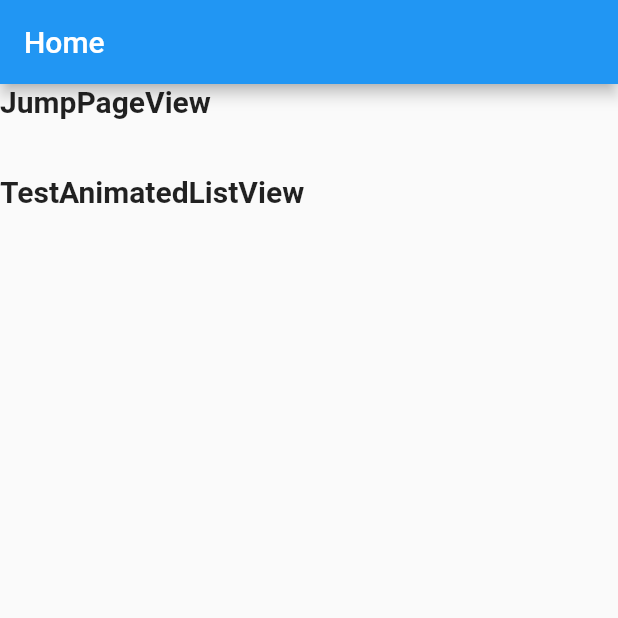
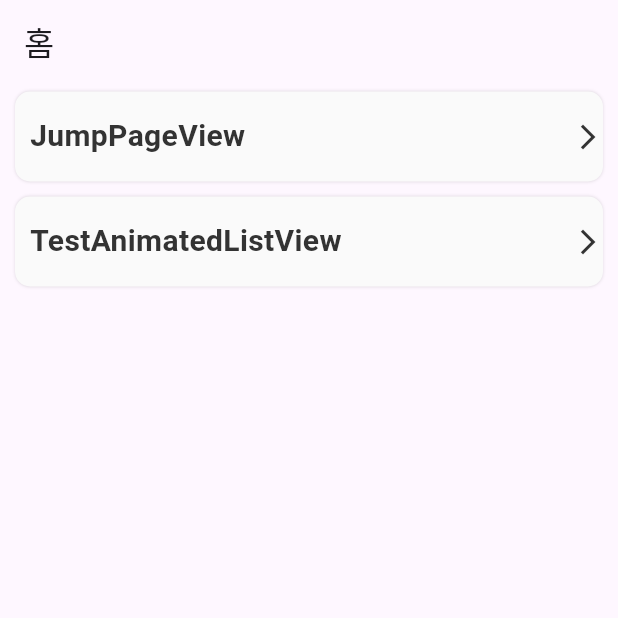
Before and after one commit to Leonamin/shrew_kit, a Flutter app: the screen it shows after launch, on a phone screen of 412 x 824 dp, the top half of it. Run offline on Flutter 3.47's test engine with Material 2 defaults, Android fonts, the phone set to English and light mode, and no system bars; our stand-ins replace go_router.

Commit message:
# ADD - 라우터 설정

```diff
--- /dev/null
+++ b/lib/common/config/router.dart
@@ -0,0 +1,24 @@
+import 'package:go_router/go_router.dart';
+import 'package:shrew_kit/common/config/routes.dart';
+import 'package:shrew_kit/test_animdated_list_view.dart';
+import 'package:shrew_kit/view/home/home_view.dart';
+import 'package:shrew_kit/view/jump_page_view.dart';
+
+final router = GoRouter(
+  initialLocation: ViewRoutes.homePath,
+  routes: [
+    GoRoute(
+      path: ViewRoutes.homePath,
+      builder: (context, state) => const HomeView(),
+      routes: [
+        GoRoute(
+            path: ViewRoutes.jumpPageViewPath,
+            builder: (context, state) => const JumpPageView()),
+        GoRoute(
+            path: ViewRoutes.testAnimatedListViewPath,
+            builder: (context, state) => const TestAnimatedListView()),
+      ],
+    ),
+  ],
+  debugLogDiagnostics: true,
+);
--- /dev/null
+++ b/lib/common/config/routes.dart
@@ -0,0 +1,8 @@
+class ViewRoutes {
+  static const String homePath = '/';
+  static const String jumpPageViewRoute = '/jump_page_view';
+  static const String testAnimatedListViewRoute = '/test_animated_list_view';
+
+  static const String jumpPageViewPath = 'jump_page_view';
+  static const String testAnimatedListViewPath = 'test_animated_list_view';
+}
--- a/lib/main.dart
+++ b/lib/main.dart
@@ -1,6 +1,5 @@
 import 'package:flutter/material.dart';
-import 'package:shrew_kit/test_animdated_list_view.dart';
-import 'package:shrew_kit/view/jump_page_view.dart';
+import 'package:shrew_kit/common/config/router.dart';
 
 void main() => runApp(const MyApp());
 
@@ -9,63 +8,13 @@ class MyApp extends StatelessWidget {
 
   @override
   Widget build(BuildContext context) {
-    return MaterialApp(
-      title: 'Flutter Demo',
+    return MaterialApp.router(
+      title: '#ShrewKit',
       theme: ThemeData(
-        primarySwatch: Colors.blue,
+        useMaterial3: true,
+        brightness: Brightness.light,
       ),
-      home: const HomeView(),
+      routerConfig: router,
     );
   }
 }
-
-class HomeView extends StatelessWidget {
-  const HomeView({super.key});
-
-  @override
-  Widget build(BuildContext context) {
-    return Scaffold(
-      appBar: AppBar(
-        title: const Text('Home'),
-      ),
-      body: SingleChildScrollView(
-        child: Column(
-          children: [
-            _buildTile(
-                context: context, text: 'JumpPageView', child: JumpPageView()),
-            _buildTile(
-                context: context,
-                text: 'TestAnimatedListView',
-                child: TestAnimatedListView()),
-          ],
-        ),
-      ),
-    );
-  }
-
-  Widget _buildTile({
-    required BuildContext context,
-    Color? color,
-    required String text,
-    required Widget child,
-  }) {
-    return Container(
-      constraints: const BoxConstraints(
-        minHeight: 60,
-        minWidth: double.infinity,
-      ),
-      color: color ?? const Color(0xFFFAFAFA),
-      child: ClipRRect(
-        borderRadius: BorderRadius.circular(8.0),
-        child: InkWell(
-          onTap: () =>
-              Navigator.push(context, MaterialPageRoute(builder: (_) => child)),
-          child: Text(
-            text,
-            style: const TextStyle(fontSize: 20, fontWeight: FontWeight.bold),
-          ),
-        ),
-      ),
-    );
-  }
-}
--- /dev/null
+++ b/lib/view/home/home_view.dart
@@ -0,0 +1,96 @@
+import 'package:flutter/material.dart';
+import 'package:go_router/go_router.dart';
+import 'package:shrew_kit/common/config/routes.dart';
+
+class HomeView extends StatelessWidget {
+  const HomeView({super.key});
+
+  @override
+  Widget build(BuildContext context) {
+    return Scaffold(
+      appBar: AppBar(
+        title: const Text('홈'),
+      ),
+      body: SingleChildScrollView(
+        child: Column(
+          children: [
+            _RouteTile(
+              text: 'JumpPageView',
+              onTap: () {
+                context.go(ViewRoutes.jumpPageViewRoute);
+              },
+            ),
+            _RouteTile(
+              text: 'TestAnimatedListView',
+              onTap: () {
+                context.go(ViewRoutes.testAnimatedListViewRoute);
+              },
+            ),
+          ],
+        ),
+      ),
+    );
+  }
+}
+
+class _RouteTile extends StatelessWidget {
+  const _RouteTile({
+    Key? key,
+    required this.text,
+    this.onTap,
+    this.padding,
+    this.color,
+    this.textColor,
+  }) : super(key: key);
+
+  final String text;
+  final Function()? onTap;
+  final EdgeInsets? padding;
+  final Color? color;
+  final Color? textColor;
+
+  @override
+  Widget build(BuildContext context) {
+    return Padding(
+      padding:
+          padding ?? const EdgeInsets.symmetric(horizontal: 10, vertical: 5),
+      child: GestureDetector(
+        onTap: onTap,
+        child: ConstrainedBox(
+          constraints:
+              const BoxConstraints(minHeight: 60, minWidth: double.infinity),
+          child: Container(
+              decoration: BoxDecoration(
+                borderRadius: BorderRadius.circular(10),
+                color: color ?? const Color(0xFFFAFAFA),
+                boxShadow: const [
+                  BoxShadow(blurRadius: 1, color: Colors.black12),
+                ],
+              ),
+              child: Row(
+                children: [
+                  Expanded(
+                    child: Container(
+                      padding: const EdgeInsets.all(10),
+                      child: Text(
+                        text,
+                        style: TextStyle(
+                          fontSize: 20,
+                          fontWeight: FontWeight.bold,
+                          color: textColor ?? const Color(0xFF333333),
+                        ),
+                      ),
+                    ),
+                  ),
+                  Icon(
+                    Icons.arrow_forward_ios,
+                    size: 20,
+                    color: textColor ?? const Color(0xFF333333),
+                  ),
+                ],
+              )),
+        ),
+      ),
+    );
+  }
+}
--- a/lib/view/jump_page_view.dart
+++ b/lib/view/jump_page_view.dart
@@ -1,8 +1,10 @@
 import 'package:flutter/material.dart';
 
 class JumpPageView extends StatefulWidget {
+  const JumpPageView({super.key});
+
   @override
-  _JumpPageViewState createState() => _JumpPageViewState();
+  State<JumpPageView> createState() => _JumpPageViewState();
 }
 
 class _JumpPageViewState extends State<JumpPageView> {
--- a/pubspec.yaml
+++ b/pubspec.yaml
@@ -37,6 +37,7 @@ dependencies:
   cupertino_icons: ^1.0.2
 
   another_transformer_page_view: ^2.0.1
+  go_router: ^8.0.5
 
 dev_dependencies:
   flutter_test:
```
Also changed, not shown: pubspec.lock.
